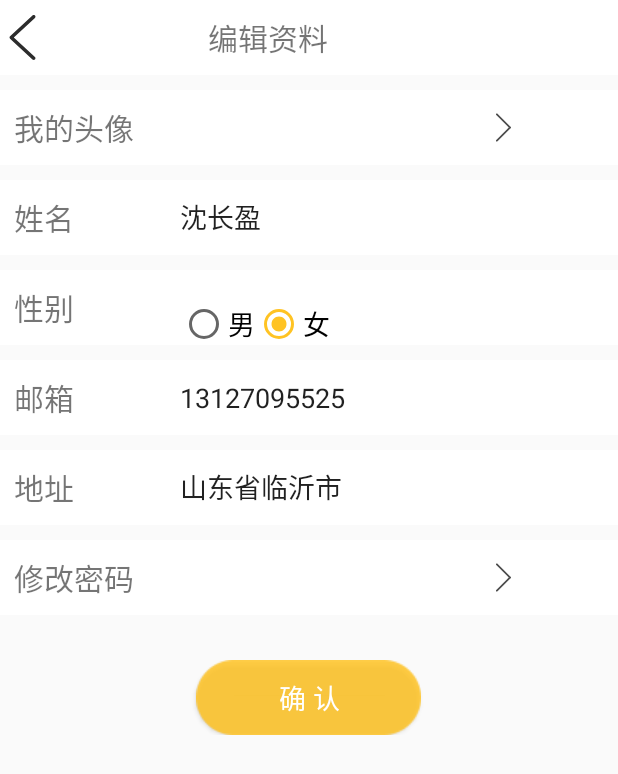
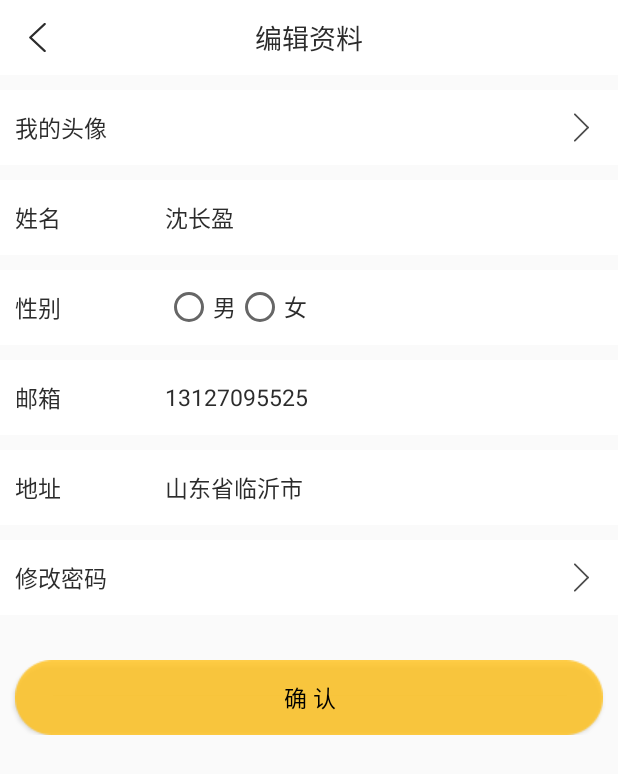
Before and after one commit to GolThr/TravelGuide, an Android app: the InformationActivity screen opened directly, with no data from a screen before it, on a phone screen of 412 x 824 dp. Shown: the top 774 px of the screen. Run offline under Robolectric (Android 15) with nearby library versions, the phone set to English and light mode, and no system bars; our stand-ins replace CircleImageView.

Commit message:
GolThr(8002)

```diff
--- a/app/src/main/AndroidManifest.xml
+++ b/app/src/main/AndroidManifest.xml
@@ -50,8 +50,6 @@
         </activity>
         <activity android:name=".PictureActivity">
         </activity>
-        <activity android:name=".ModifyPwdActivity">
-        </activity>
         <activity android:name=".FavoriteActivity">
         </activity>
         <activity android:name=".DetailActivity">
--- a/app/src/main/java/com/golthr/travelguide/InformationActivity.java
+++ b/app/src/main/java/com/golthr/travelguide/InformationActivity.java
@@ -1,20 +1,40 @@
 package com.golthr.travelguide;
 
+import android.app.Dialog;
 import android.content.Intent;
 import android.os.Bundle;
 import android.support.v7.app.AppCompatActivity;
+import android.view.Gravity;
+import android.view.LayoutInflater;
 import android.view.View;
+import android.view.ViewGroup;
+import android.view.Window;
+import android.widget.Button;
+import android.widget.EditText;
 import android.widget.ImageView;
 import android.widget.LinearLayout;
+import android.widget.RelativeLayout;
+import android.widget.TextView;
+import android.widget.Toast;
+
+import com.golthr.travelguide.util.DensityUtil;
 
 public class InformationActivity extends AppCompatActivity {
+    //Dialog
+    private EditText et_old;
+    private EditText et_new;
+    private EditText et_repassword;
+    private Button btn_change;
 
     @Override
     protected void onCreate(Bundle savedInstanceState) {
         super.onCreate(savedInstanceState);
         setContentView(R.layout.activity_information);
 
-        LinearLayout r1 = (LinearLayout) findViewById(R.id.l1);
+        TextView tv_title = (TextView) findViewById(R.id.tv_main_title);
+        tv_title.setText("编辑资料");
+
+        RelativeLayout r1 = (RelativeLayout) findViewById(R.id.l1);
         r1.setOnClickListener(new View.OnClickListener() {
             @Override
             public void onClick(View view) {
@@ -23,16 +43,14 @@ public class InformationActivity extends AppCompatActivity {
             }
         });
 
-        LinearLayout r2 = (LinearLayout) findViewById(R.id.l6);
+        RelativeLayout r2 = (RelativeLayout) findViewById(R.id.l6);
         r2.setOnClickListener(new View.OnClickListener() {
             @Override
             public void onClick(View view) {
-                Intent intent = new Intent(InformationActivity.this,ModifyPwdActivity.class);
-                startActivity(intent);
-                finish();
+                showBottomDialog();
             }
         });
-        ImageView img=(ImageView)findViewById(R.id.im_back);
+        ImageView img=(ImageView)findViewById(R.id.iv_back_btn);
         img.setOnClickListener(new View.OnClickListener() {
             @Override
             public void onClick(View view) {
@@ -40,4 +58,41 @@ public class InformationActivity extends AppCompatActivity {
             }
         });
     }
+
+    private void showBottomDialog() {
+        final Dialog bottomDialog = new Dialog(this, R.style.BottomDialog);
+        View contentView = LayoutInflater.from(this).inflate(R.layout.dialog_change_password, null);
+        bottomDialog.setContentView(contentView);
+        ViewGroup.MarginLayoutParams params = (ViewGroup.MarginLayoutParams) contentView.getLayoutParams();
+        params.width = getResources().getDisplayMetrics().widthPixels - DensityUtil.dp2px(this, 16f);
+        params.bottomMargin = DensityUtil.dp2px(this, 8f);
+        contentView.setLayoutParams(params);
+        bottomDialog.getWindow().setGravity(Gravity.BOTTOM);
+        bottomDialog.getWindow().setWindowAnimations(R.style.BottomDialog_Animation);
+        bottomDialog.show();
+
+        Window window = bottomDialog.getWindow();
+        et_old = (EditText)window.findViewById(R.id.et_old);
+        et_new = (EditText)window.findViewById(R.id.et_new);
+        et_repassword = (EditText)window.findViewById(R.id.edit_repassword);
+        btn_change = (Button)window.findViewById(R.id.btn_change);
+
+        btn_change.setOnClickListener(new View.OnClickListener() {
+            @Override
+            public void onClick(View view) {
+                String oldP = et_old.getText().toString();
+                String newP = et_new.getText().toString();
+                String reP = et_repassword.getText().toString();
+
+                if(newP.equals(oldP)){
+                    Toast.makeText(InformationActivity.this, "新密码与旧密码相同！", Toast.LENGTH_SHORT).show();
+                } else if(!reP.equals(newP)){
+                    Toast.makeText(InformationActivity.this, "两次密码输入不一致！", Toast.LENGTH_SHORT).show();
+                }else {
+                    Toast.makeText(InformationActivity.this, "密码修改成功！", Toast.LENGTH_SHORT).show();
+                    bottomDialog.hide();
+                }
+            }
+        });
+    }
 }
--- a/app/src/main/res/layout/activity_information.xml
+++ b/app/src/main/res/layout/activity_information.xml
@@ -4,53 +4,35 @@
     android:layout_height="match_parent"
     android:orientation="vertical">
 
-    <LinearLayout
-        android:layout_width="match_parent"
-        android:layout_height="50dp"
-        android:background="@color/white">
+    <include layout="@layout/title_bar_default"/>
 
-        <ImageView
-            android:id="@+id/im_back"
-            android:layout_width="30dp"
-            android:layout_height="30dp"
-            android:layout_marginTop="10dp"
-            android:layout_alignParentLeft="true"
-            android:src="@drawable/ic_back"/>
-        <TextView
-            android:id="@+id/tx"
-            android:layout_width="298dp"
-            android:layout_height="match_parent"
-            android:gravity="center"
-            android:text="编辑资料"
-            android:textSize="20sp"/>
-
-    </LinearLayout>
-
-    <LinearLayout
+    <RelativeLayout
         android:id="@+id/l1"
         android:layout_width="match_parent"
         android:layout_height="50dp"
         android:background="@color/white"
-        android:layout_marginTop="10dp"
-        android:orientation="horizontal">
+        android:layout_marginTop="10dp">
 
         <TextView
             android:id="@+id/my_picture1"
-            android:layout_width="120dp"
+            android:layout_width="100dp"
             android:layout_height="match_parent"
             android:layout_alignParentLeft="true"
             android:gravity="center_vertical"
-            android:text="  我的头像"
-            android:textSize="20dp" />
-
+            android:layout_marginLeft="10dp"
+            android:text="我的头像"
+            android:textSize="15sp"
+            android:textColor="@color/blackView"/>
         <ImageView
             android:layout_width="30dp"
             android:layout_height="30dp"
             android:layout_gravity="center_vertical"
-            android:layout_marginLeft="200dp"
+            android:layout_centerInParent="true"
+            android:layout_alignParentRight="true"
+            android:layout_marginRight="10dp"
             android:src="@drawable/g3" />
 
-    </LinearLayout>
+    </RelativeLayout>
 
     <LinearLayout
         android:id="@+id/l2"
@@ -62,18 +44,22 @@
 
         <TextView
             android:id="@+id/my_picture2"
-            android:layout_width="120dp"
+            android:layout_width="100dp"
             android:layout_height="match_parent"
             android:layout_alignParentLeft="true"
             android:gravity="center_vertical"
-            android:text="  姓名"
-            android:textSize="20dp" />
+            android:layout_marginLeft="10dp"
+            android:text="姓名"
+            android:textSize="15sp"
+            android:textColor="@color/blackView"/>
 
         <EditText
             android:id="@+id/et1"
             android:layout_width="match_parent"
             android:layout_height="match_parent"
             android:text="沈长盈"
+            android:textSize="15sp"
+            android:textColor="@color/blackView"
             android:background="@null"/>
 
     </LinearLayout>
@@ -88,36 +74,36 @@
 
         <TextView
             android:id="@+id/my_picture3"
-            android:layout_width="120dp"
+            android:layout_width="100dp"
             android:layout_height="match_parent"
             android:layout_alignParentLeft="true"
             android:gravity="center_vertical"
-            android:text="  性别"
-            android:textSize="20dp" />
+            android:layout_marginLeft="10dp"
+            android:text="性别"
+            android:textSize="15sp"
+            android:textColor="@color/blackView" />
 
         <RadioGroup
             android:id="@+id/rg"
-            android:layout_width="150dp"
-            android:layout_height="55dp"
-            android:layout_marginTop="10dp"
+            android:layout_width="match_parent"
+            android:layout_height="50dp"
+            android:gravity="center_vertical"
             android:orientation="horizontal">
 
             <RadioButton
                 android:id="@+id/male"
                 android:layout_width="wrap_content"
                 android:layout_height="wrap_content"
-                android:layout_marginTop="10dp"
-                android:checked="true"
                 android:text="男"
-                android:textSize="18sp" />
+                android:textSize="15sp"
+                android:textColor="@color/blackView" />
             <RadioButton
                 android:id="@+id/femle"
                 android:layout_width="wrap_content"
                 android:layout_height="wrap_content"
-                android:layout_marginTop="10dp"
-                android:checked="true"
                 android:text="女"
-                android:textSize="18sp" />
+                android:textSize="15sp"
+                android:textColor="@color/blackView" />
         </RadioGroup>
 
     </LinearLayout>
@@ -132,18 +118,21 @@
 
         <TextView
             android:id="@+id/my_picture4"
-            android:layout_width="120dp"
+            android:layout_width="100dp"
             android:layout_height="match_parent"
-            android:layout_alignParentLeft="true"
             android:gravity="center_vertical"
-            android:text="  邮箱"
-            android:textSize="20dp" />
+            android:layout_marginLeft="10dp"
+            android:text="邮箱"
+            android:textSize="15sp"
+            android:textColor="@color/blackView" />
 
         <EditText
             android:id="@+id/et2"
             android:layout_width="match_parent"
             android:layout_height="match_parent"
             android:text="13127095525"
+            android:textSize="15sp"
+            android:textColor="@color/blackView"
             android:background="@null"/>
 
 
@@ -159,23 +148,27 @@
 
         <TextView
             android:id="@+id/my_picture5"
-            android:layout_width="120dp"
+            android:layout_width="100dp"
             android:layout_height="match_parent"
             android:layout_alignParentLeft="true"
             android:gravity="center_vertical"
-            android:text="  地址"
-            android:textSize="20dp" />
+            android:layout_marginLeft="10dp"
+            android:text="地址"
+            android:textSize="15sp"
+            android:textColor="@color/blackView" />
 
         <EditText
             android:id="@+id/et3"
             android:layout_width="match_parent"
             android:layout_height="match_parent"
             android:text="山东省临沂市"
+            android:textSize="15sp"
+            android:textColor="@color/blackView"
             android:background="@null"/>
 
     </LinearLayout>
 
-    <LinearLayout
+    <RelativeLayout
         android:id="@+id/l6"
         android:layout_width="match_parent"
         android:layout_height="50dp"
@@ -185,23 +178,26 @@
 
         <TextView
             android:id="@+id/my_picture6"
-            android:layout_width="120dp"
+            android:layout_width="100dp"
             android:layout_height="match_parent"
             android:layout_alignParentLeft="true"
+            android:layout_marginLeft="10dp"
             android:gravity="center_vertical"
-            android:text="  修改密码"
-            android:textSize="20dp" />
+            android:text="修改密码"
+            android:textSize="15sp"
+            android:textColor="@color/blackView" />
 
 
         <ImageView
             android:id="@+id/modify_pwd"
             android:layout_width="30dp"
             android:layout_height="30dp"
-            android:layout_gravity="center_vertical"
-            android:layout_marginLeft="200dp"
+            android:layout_centerInParent="true"
+            android:layout_alignParentRight="true"
+            android:layout_marginRight="10dp"
             android:src="@drawable/g3" />
 
-    </LinearLayout>
+    </RelativeLayout>
 
 
     <LinearLayout
@@ -212,14 +208,14 @@
 
         <Button
             android:id="@+id/btn_login"
-            android:layout_width="150dp"
+            android:layout_width="match_parent"
             android:layout_height="50dp"
-            android:layout_gravity="center_horizontal"
-            android:layout_marginTop="25dp"
+            android:layout_marginLeft="10dp"
+            android:layout_marginRight="10dp"
             android:background="@drawable/back_button_main"
             android:text="确 认"
-            android:textColor="@android:color/white"
-            android:textSize="18sp"/>
+            android:textColor="@android:color/black"
+            android:textSize="15sp"/>
     </LinearLayout>
 
 </LinearLayout>
```
Also changed, not shown: app/src/main/java/com/golthr/travelguide/ModifyPwdActivity.java (deleted, +0 -23 lines), app/src/main/java/com/golthr/travelguide/PictureActivity.java (+13 -1 lines), app/src/main/res/layout/activity_modifypwd.xml (deleted, +0 -134 lines), app/src/main/res/layout/activity_picture.xml (+1 -33 lines), app/src/main/res/layout/dialog_change_password.xml (added, +96 -0 lines).
